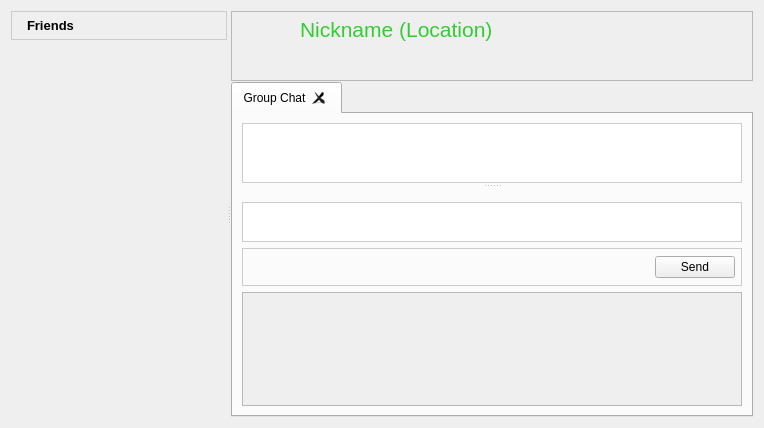
Old version of the form retroshare-gui/src/gui/FriendsDialog.ui in the repository RetroShare/RetroShare.
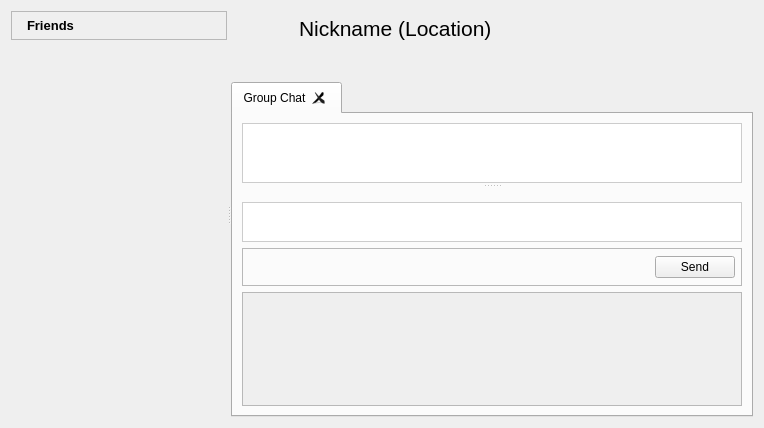
New version of the form. Icons and pictures are not drawn. Custom widgets are drawn as their Qt base class.

The edit to the form file:
```diff
--- a/retroshare-gui/src/gui/FriendsDialog.ui
+++ b/retroshare-gui/src/gui/FriendsDialog.ui
@@ -25,16 +25,7 @@
         <number>0</number>
        </property>
        <item row="0" column="0">
-        <widget class="QFrame" name="frame_2">
-         <property name="styleSheet">
-          <string notr="true"> QFrame#frame_2{
-background-color: qlineargradient(x1:0, y1:0, x2:0, y2:1,
-                                       stop:0 #FEFEFE, stop:1 #E8E8E8);
-
-border: 1px solid #CCCCCC;}
-
-</string>
-         </property>
+        <widget class="QFrame" name="titleBarFrame">
          <property name="frameShape">
           <enum>QFrame::StyledPanel</enum>
          </property>
@@ -181,13 +172,7 @@
         <number>1</number>
        </property>
        <item row="0" column="0">
-        <widget class="QFrame" name="frame">
-         <property name="sizePolicy">
-          <sizepolicy hsizetype="Preferred" vsizetype="Expanding">
-           <horstretch>0</horstretch>
-           <verstretch>0</verstretch>
-          </sizepolicy>
-         </property>
+        <widget class="QFrame" name="headerFrame">
          <property name="minimumSize">
           <size>
            <width>0</width>
@@ -200,15 +185,6 @@
            <height>70</height>
           </size>
          </property>
-         <property name="styleSheet">
-          <string notr="true">QFrame#frame{background-image: url(:/images/connect/connectFriendBanner.png)}</string>
-         </property>
-         <property name="frameShape">
-          <enum>QFrame::StyledPanel</enum>
-         </property>
-         <property name="frameShadow">
-          <enum>QFrame::Raised</enum>
-         </property>
          <layout class="QGridLayout" name="gridLayout">
           <property name="leftMargin">
            <number>1</number>
@@ -246,43 +222,6 @@
               <height>42</height>
              </size>
             </property>
-            <property name="palette">
-             <palette>
-              <active>
-               <colorrole role="WindowText">
-                <brush brushstyle="SolidPattern">
-                 <color alpha="255">
-                  <red>50</red>
-                  <green>205</green>
-                  <blue>50</blue>
-                 </color>
-                </brush>
-               </colorrole>
-              </active>
-              <inactive>
-               <colorrole role="WindowText">
-                <brush brushstyle="SolidPattern">
-                 <color alpha="255">
-                  <red>50</red>
-                  <green>205</green>
-                  <blue>50</blue>
-                 </color>
-                </brush>
-               </colorrole>
-              </inactive>
-              <disabled>
-               <colorrole role="WindowText">
-                <brush brushstyle="SolidPattern">
-                 <color alpha="255">
-                  <red>118</red>
-                  <green>116</green>
-                  <blue>108</blue>
-                 </color>
-                </brush>
-               </colorrole>
-              </disabled>
-             </palette>
-            </property>
             <property name="font">
              <font>
               <pointsize>16</pointsize>
@@ -362,12 +301,11 @@
                <height>38</height>
               </size>
              </property>
-             <property name="styleSheet">
-              <string notr="true"> QFrame#buttonframe{
-background-color: qlineargradient(x1:0, y1:0, x2:0, y2:1,
-                                       stop:0 #FEFEFE, stop:1 #E8E8E8);
-
-border: 1px solid #CCCCCC;}</string>
+             <property name="frameShape">
+              <enum>QFrame::StyledPanel</enum>
+             </property>
+             <property name="frameShadow">
+              <enum>QFrame::Raised</enum>
              </property>
              <layout class="QHBoxLayout" name="horizontalLayout">
               <property name="margin">
@@ -964,6 +902,12 @@
    <extends>QTextBrowser</extends>
    <header>gui/common/LinkTextBrowser.h</header>
   </customwidget>
+  <customwidget>
+   <class>HashBox</class>
+   <extends>QScrollArea</extends>
+   <header location="global">gui/common/HashBox.h</header>
+   <container>1</container>
+  </customwidget>
   <customwidget>
    <class>ChatTabWidget</class>
    <extends>QTabWidget</extends>
@@ -976,12 +920,6 @@
    <header>gui/common/AvatarWidget.h</header>
    <container>1</container>
   </customwidget>
-  <customwidget>
-   <class>HashBox</class>
-   <extends>QScrollArea</extends>
-   <header location="global">gui/common/HashBox.h</header>
-   <container>1</container>
-  </customwidget>
   <customwidget>
    <class>FriendList</class>
    <extends>QWidget</extends>
```
Left out of the diff: 91 changed lines with no effect on the pictures. Lines whose indentation alone changed are shown as unchanged.
